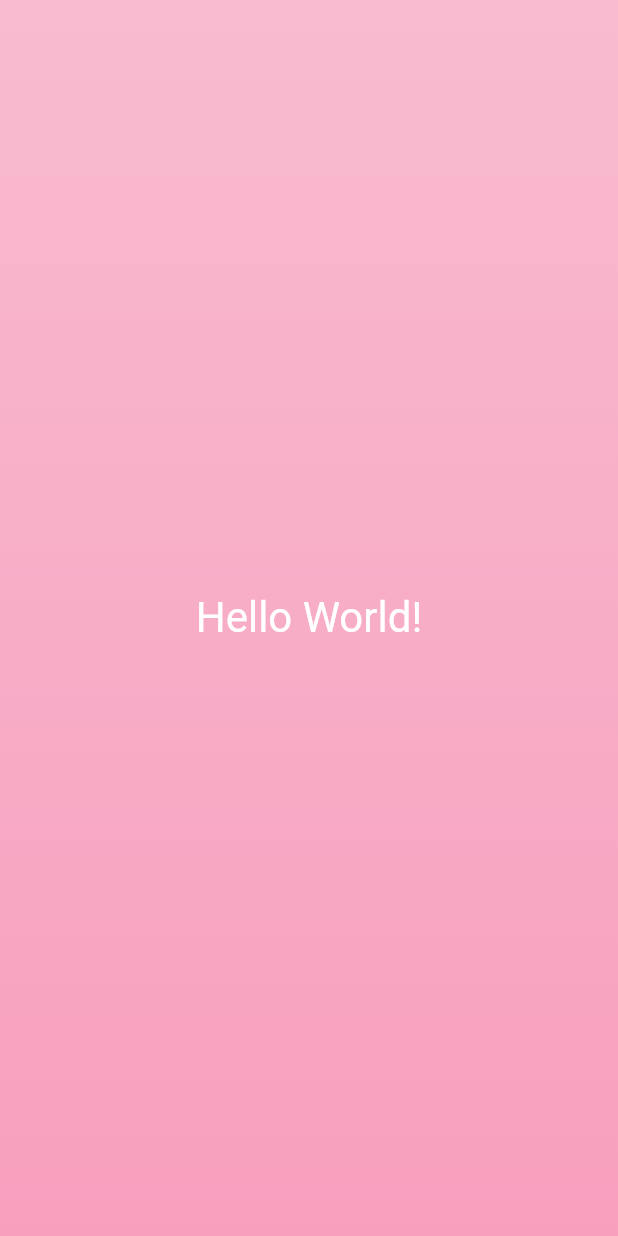
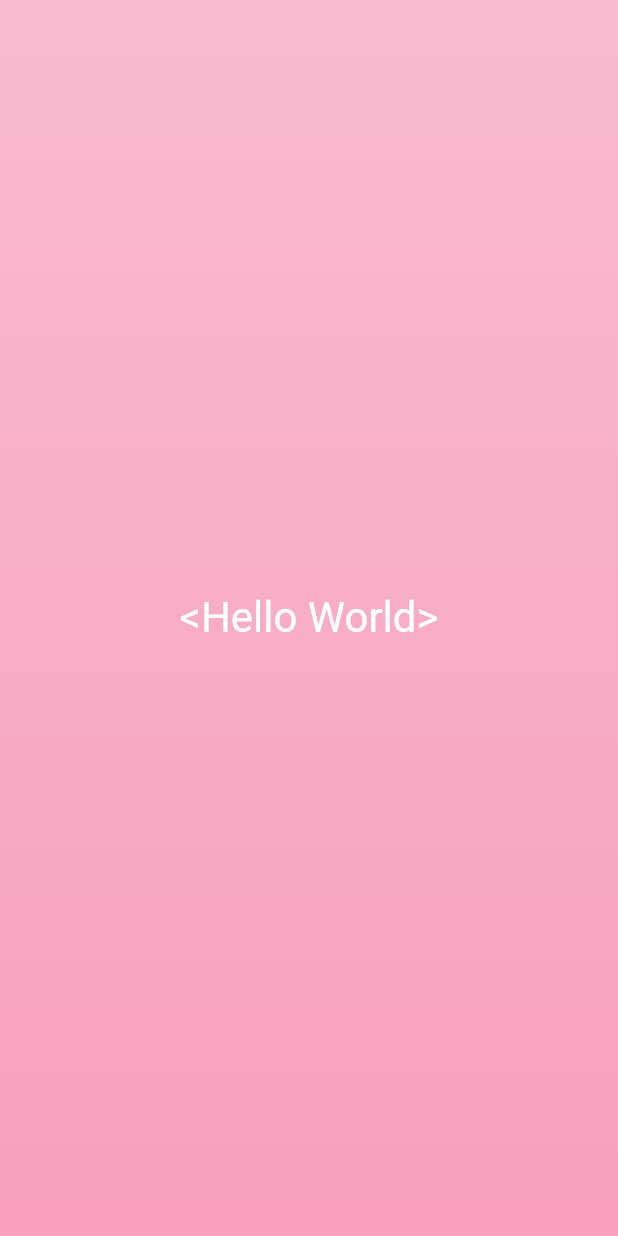
Before and after one commit to finkastwn/Dice-Roll-App, a Flutter app: the screen it shows after launch, on a phone screen of 412 x 824 dp. Run offline on Flutter 3.47's test engine with Material 2 defaults, Android fonts, the phone set to English and light mode, and no system bars.

Commit message:
refactor: create reuseable class

```diff
--- a/lib/gradient_container.dart
+++ b/lib/gradient_container.dart
@@ -5,23 +5,22 @@ const startAlignment = Alignment.topCenter;
 const endAlignment = Alignment.bottomCenter;
 
 class GradientContainer extends StatelessWidget {
-  const GradientContainer({super.key});
+  const GradientContainer(this.listOfColors, {super.key});
+
+  final List<Color> listOfColors;
 
   @override
   Widget build(BuildContext context) {
     return Container(
-      decoration: const BoxDecoration(
+      decoration: BoxDecoration(
         gradient: LinearGradient(
-          colors: [
-            Color(0xFFF8BBD0),
-            Color.fromARGB(255, 248, 159, 190),
-          ],
+          colors: listOfColors,
           begin: startAlignment,
           end: endAlignment,
         ),
       ),
       child: const Center(
-        child: StyledText(),
+        child: StyledText('<Hello World>'),
       ),
     );
   }
--- a/lib/main.dart
+++ b/lib/main.dart
@@ -5,7 +5,12 @@ void main() {
   runApp(
     const MaterialApp(
       home: Scaffold(
-        body: GradientContainer(),
+        body: GradientContainer(
+          [
+            Color(0xFFF8BBD0),
+            Color.fromARGB(255, 248, 159, 190),
+          ],
+        ),
       ),
     ),
   );
--- a/lib/styled_text.dart
+++ b/lib/styled_text.dart
@@ -1,13 +1,15 @@
 import 'package:flutter/material.dart';
 
 class StyledText extends StatelessWidget {
-  const StyledText({super.key});
+  const StyledText(this.outputText, {super.key});
+
+  final String outputText;
 
   @override
   Widget build(BuildContext context) {
-    return const Text(
-      'Hello World!',
-      style: TextStyle(
+    return Text(
+      outputText,
+      style: const TextStyle(
         color: Colors.white,
         fontSize: 28,
       ),
```
